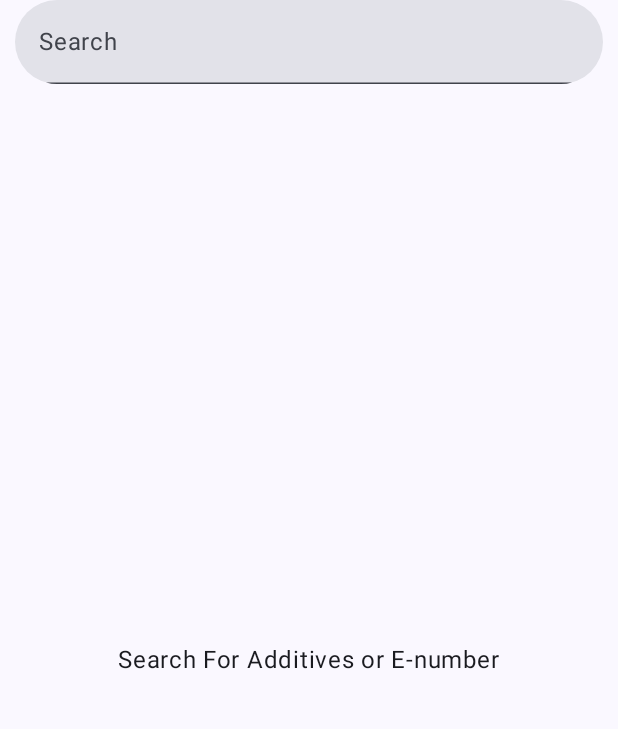
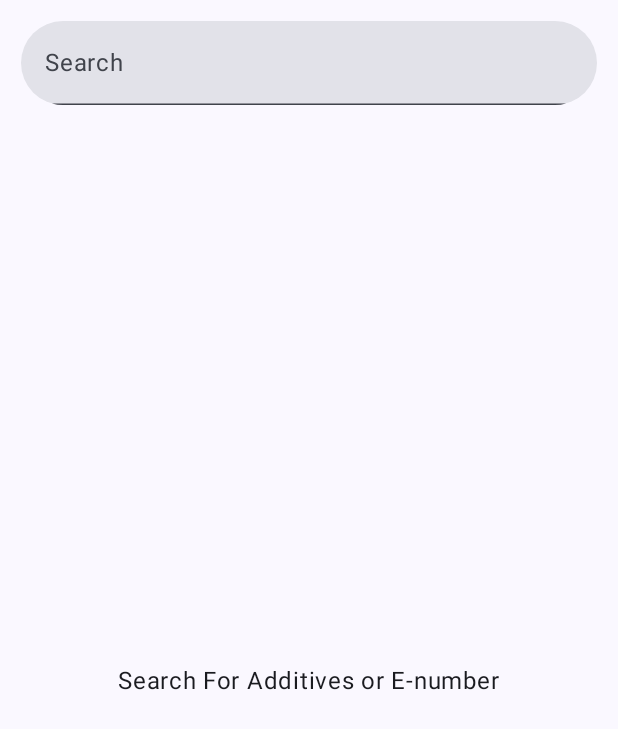
Before and after one commit to SuhasDissa/Food-E-App, an Android app built with Jetpack Compose: the SearchScreen screen opened through its navigation route, on a phone screen of 412 x 824 dp. Shown: the top 729 px of the screen. Run offline under Robolectric (Android 15) with nearby library versions, the phone set to English and light mode, and no system bars; our stand-ins replace Room's generated code, accompanist; libraries missing offline, so code that uses them is left out: com.google.accompanist.navigation.

Commit message:
Fix Ui Issues

```diff
--- a/app/src/main/java/app/suhasdissa/foode/NavHost.kt
+++ b/app/src/main/java/app/suhasdissa/foode/NavHost.kt
@@ -8,7 +8,7 @@ import app.suhasdissa.foode.ui.screens.home.HomeScreen
 import app.suhasdissa.foode.ui.screens.home.search.SearchScreen
 import app.suhasdissa.foode.ui.screens.settings.SettingsScreen
 import app.suhasdissa.foode.ui.screens.settings.about.AboutScreen
-import app.suhasdissa.foode.ui.screens.songreader.SongView
+import app.suhasdissa.foode.ui.screens.additivedetails.AdditiveView
 import com.google.accompanist.navigation.animation.AnimatedNavHost
 import com.google.accompanist.navigation.animation.composable
 
@@ -47,7 +47,7 @@ fun AppNavHost(
         ) {
             val id = it.arguments?.getInt("SongID")
             if (id != null) {
-                SongView(id)
+                AdditiveView(id)
             }
         }
     }
--- a/app/src/main/java/app/suhasdissa/foode/ui/components/CardGrid.kt
+++ b/app/src/main/java/app/suhasdissa/foode/ui/components/CardGrid.kt
@@ -17,7 +17,7 @@ fun CardGrid(
     LazyVerticalGrid(
         columns = GridCells.Adaptive(500.dp),
         modifier = modifier.fillMaxWidth(),
-        contentPadding = PaddingValues(4.dp)
+        contentPadding = PaddingValues(8.dp)
     ) {
         items(items = songs) { item ->
             TextCard(
--- a/app/src/main/java/app/suhasdissa/foode/ui/components/MessageScreen.kt
+++ b/app/src/main/java/app/suhasdissa/foode/ui/components/MessageScreen.kt
@@ -14,10 +14,8 @@ fun MessageScreen(message: Int, modifier: Modifier = Modifier) {
     Box(
         contentAlignment = Alignment.Center, modifier = modifier.fillMaxSize()
     ) {
-
         Text(
             stringResource(message), style = MaterialTheme.typography.bodyLarge
         )
-
     }
 }
--- a/app/src/main/java/app/suhasdissa/foode/ui/components/SettingItem.kt
+++ b/app/src/main/java/app/suhasdissa/foode/ui/components/SettingItem.kt
@@ -20,7 +20,7 @@ fun SettingItem(title: String, description: String, icon: ImageVector?, onClick:
         Row(
             modifier = Modifier
                 .fillMaxWidth()
-                .padding(16.dp, 20.dp),
+                .padding(16.dp, 24.dp),
             verticalAlignment = Alignment.CenterVertically,
         ) {
             icon?.let {
@@ -36,7 +36,7 @@ fun SettingItem(title: String, description: String, icon: ImageVector?, onClick:
             Column(
                 modifier = Modifier
                     .weight(1f)
-                    .padding(start = if (icon == null) 12.dp else 0.dp)
+                    .padding(start = if (icon == null) 14.dp else 0.dp)
             ) {
                 Text(
                     text = title,
--- a/app/src/main/java/app/suhasdissa/foode/ui/components/TextCard.kt
+++ b/app/src/main/java/app/suhasdissa/foode/ui/components/TextCard.kt
@@ -12,25 +12,30 @@ import androidx.compose.ui.unit.dp
 @OptIn(ExperimentalMaterial3Api::class)
 @Composable
 fun TextCard(
-    modifier: Modifier = Modifier,
-    clickAction: () -> Unit,
-    mainText: String,
-    subText: String
+    modifier: Modifier = Modifier, clickAction: () -> Unit, mainText: String, subText: String
 ) {
     ElevatedCard(
-        onClick = { clickAction() },
-        modifier = modifier
-            .padding(4.dp)
+        onClick = { clickAction() }, modifier = modifier
+            .padding(8.dp)
             .fillMaxWidth()
 
     ) {
         Column(
-            modifier
-                .padding(10.dp)
+            modifier.padding(8.dp)
         ) {
-            Text(text = mainText, style = MaterialTheme.typography.titleLarge)
-            Spacer(modifier.height(10.dp))
-            Text(text = subText, style = MaterialTheme.typography.titleMedium)
+            Text(
+                text = mainText,
+                maxLines = 1,
+                style = MaterialTheme.typography.titleLarge,
+                color = MaterialTheme.colorScheme.onSurface
+            )
+            Spacer(modifier.height(8.dp))
+            Text(
+                text = subText,
+                maxLines = 1,
+                style = MaterialTheme.typography.bodyMedium,
+                color = MaterialTheme.colorScheme.onSurfaceVariant
+            )
         }
     }
 }
--- a/app/src/main/java/app/suhasdissa/foode/ui/screens/home/search/SearchScreen.kt
+++ b/app/src/main/java/app/suhasdissa/foode/ui/screens/home/search/SearchScreen.kt
@@ -2,11 +2,18 @@ package app.suhasdissa.foode.ui.screens.home.search
 
 import androidx.compose.foundation.layout.*
 import androidx.compose.foundation.shape.CircleShape
-import androidx.compose.material3.*
+import androidx.compose.material3.ExperimentalMaterial3Api
+import androidx.compose.material3.Text
+import androidx.compose.material3.TextField
 import androidx.compose.runtime.Composable
+import androidx.compose.runtime.LaunchedEffect
 import androidx.compose.runtime.mutableStateOf
 import androidx.compose.runtime.remember
+import androidx.compose.ui.ExperimentalComposeUiApi
 import androidx.compose.ui.Modifier
+import androidx.compose.ui.focus.FocusRequester
+import androidx.compose.ui.focus.focusRequester
+import androidx.compose.ui.platform.LocalSoftwareKeyboardController
 import androidx.compose.ui.text.input.TextFieldValue
 import androidx.compose.ui.unit.dp
 import androidx.lifecycle.viewmodel.compose.viewModel
@@ -15,8 +22,9 @@ import app.suhasdissa.foode.backend.viewmodels.SearchViewModel
 import app.suhasdissa.foode.backend.viewmodels.states.SearchState
 import app.suhasdissa.foode.ui.components.CardGrid
 import app.suhasdissa.foode.ui.components.MessageScreen
+import kotlinx.coroutines.delay
 
-@OptIn(ExperimentalMaterial3Api::class)
+@OptIn(ExperimentalMaterial3Api::class, ExperimentalComposeUiApi::class)
 @Composable
 fun SearchScreen(
     modifier: Modifier = Modifier,
@@ -24,8 +32,16 @@ fun SearchScreen(
     onClickTextCard: (url: Int) -> Unit
 ) {
     val search = remember { mutableStateOf(TextFieldValue("")) }
+    val focusRequester = remember { FocusRequester() }
+    val keyboard = LocalSoftwareKeyboardController.current
+    LaunchedEffect(focusRequester) {
+        focusRequester.requestFocus()
+        delay(100)
+        keyboard?.show()
+    }
+
     Column(modifier.fillMaxSize()) {
-        Row(modifier.padding(horizontal = 10.dp), horizontalArrangement = Arrangement.Center) {
+        Row(modifier.padding(14.dp), horizontalArrangement = Arrangement.Center) {
             TextField(
                 value = search.value,
                 onValueChange = {
@@ -34,7 +50,9 @@ fun SearchScreen(
                         searchViewModel.searchSongs(search.value.text)
                     }
                 },
-                modifier.fillMaxWidth(),
+                modifier
+                    .fillMaxWidth()
+                    .focusRequester(focusRequester),
                 singleLine = true,
                 placeholder = { Text("Search") },
                 shape = CircleShape
--- a/app/src/main/java/app/suhasdissa/foode/ui/screens/settings/SettingsScreen.kt
+++ b/app/src/main/java/app/suhasdissa/foode/ui/screens/settings/SettingsScreen.kt
@@ -28,7 +28,7 @@ fun SettingsScreen(
             modifier
                 .fillMaxWidth()
                 .padding(innerPadding),
-            verticalArrangement = Arrangement.spacedBy(20.dp)
+            verticalArrangement = Arrangement.spacedBy(24.dp)
         ) {
             item {
                 SettingItem(
```
Also changed, not shown: app/src/main/java/app/suhasdissa/foode/ui/screens/additivedetails/AdditiveView.kt (renamed from app/src/main/java/app/suhasdissa/foode/ui/screens/songreader/SongView.kt, +6 -6 lines), app/src/main/java/app/suhasdissa/foode/ui/screens/settings/about/AboutScreen.kt (+7 -7 lines).
